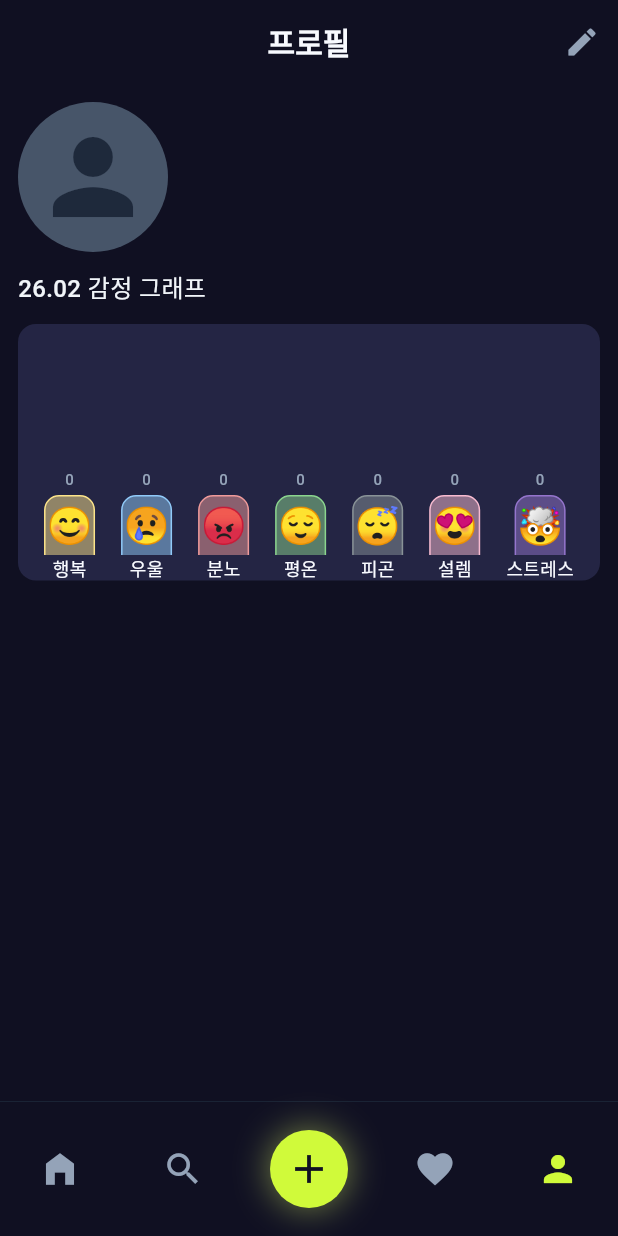
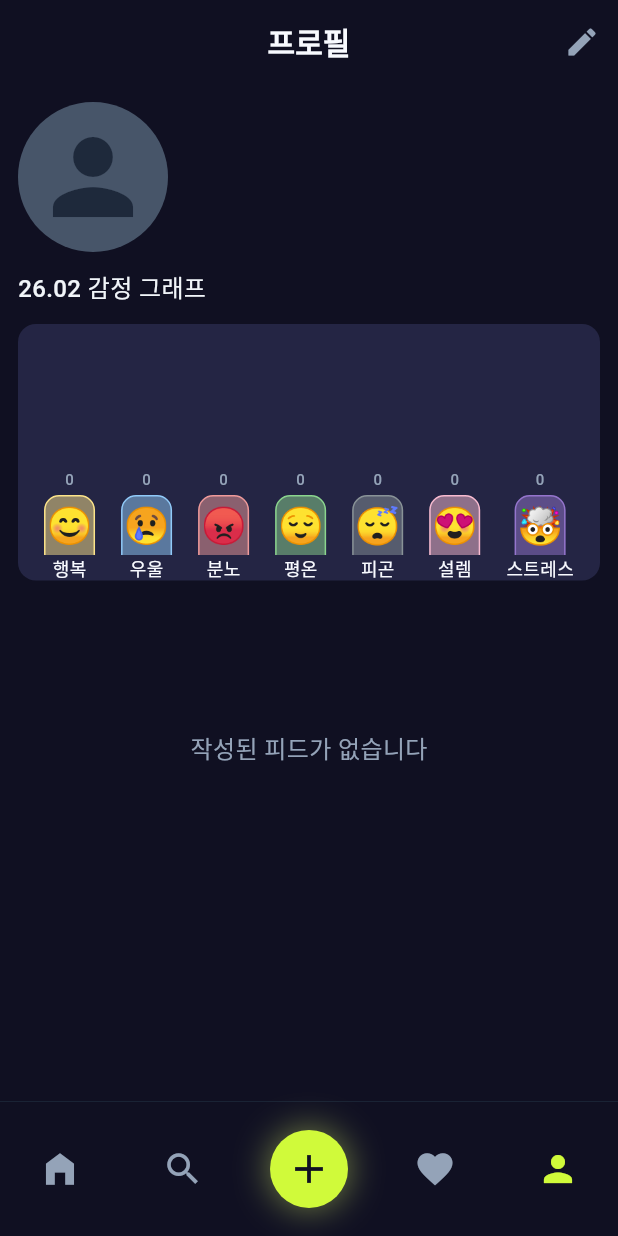
Before and after one commit to Moodic-02-06/Moodic, a Flutter app: the screen it shows once a user with an empty profile is signed in, item 2 of the bottom bar chosen, after a tap on the "person" icon, on a phone screen of 412 x 824 dp. Run offline on Flutter 3.47's test engine with Material 3 defaults, Android fonts, the light colour scheme and no system bars; our stand-ins replace cloud_firestore, firebase_auth, firebase_core, firebase_storage, flutter_riverpod, go_router and 3 more; missing offline and left inert: kakao_flutter_sdk; accounts and stored records are empty; Roboto replaces fonts that are missing (Pretendard).

Commit message:
feat : 그리드뷰 엔티티 추가 및 댓글삭제 구현

```diff
--- a/lib/core/router/router.dart
+++ b/lib/core/router/router.dart
@@ -6,6 +6,7 @@ import 'package:flutter_moodic/presentation/pages/detail_page/detail_page.dart';
 import 'package:flutter_moodic/presentation/pages/home_page/home_page.dart';
 import 'package:flutter_moodic/presentation/pages/login_page/login_page.dart';
 import 'package:flutter_moodic/presentation/pages/my_page/my_page.dart';
+import 'package:flutter_moodic/presentation/pages/my_page/my_page_viewmodel.dart';
 import 'package:flutter_moodic/presentation/pages/splash_page/splash_page.dart';
 import 'package:flutter_moodic/presentation/pages/temp_profile/temp_profile.dart';
 import 'package:flutter_moodic/presentation/pages/write_page/write_page.dart';
@@ -103,6 +104,12 @@ final routerProvider = Provider<GoRouter>((ref) {
                   if (index > 2) {
                     branchIndex = index - 1;
                   }
+
+                  // 마이페이지(branchIndex 3)로 이동 시 데이터 새로고침
+                  if (branchIndex == 3) {
+                    ref.invalidate(myPageViewModelProvider);
+                  }
+
                   navigationShell.goBranch(branchIndex);
                 }
               },
--- a/lib/data/data_source/fire_store_post_data_source.dart
+++ b/lib/data/data_source/fire_store_post_data_source.dart
@@ -11,9 +11,15 @@ class FirestorePostDataSource {
   Future<List<PostDto>> fetchFeeds({
     int limit = 20,
     String? currentUserId,
+    String? authorId,
   }) async {
-    final feedQuery = await _firestore
-        .collection('feeds')
+    Query query = _firestore.collection('feeds');
+
+    if (authorId != null) {
+      query = query.where('userId', isEqualTo: authorId);
+    }
+
+    final feedQuery = await query
         .orderBy('createdAt', descending: true)
         .limit(limit)
         .get();
@@ -34,7 +40,7 @@ class FirestorePostDataSource {
     return feedQuery.docs
         .map(
           (doc) => PostDto.fromJson(
-            doc.data(),
+            doc.data() as Map<String, dynamic>,
             doc.id,
             isLikedByMe: likedFeedIdSet.contains(doc.id),
           ),
@@ -180,4 +186,17 @@ class FirestorePostDataSource {
   Future<void> deletePost(String postId) async {
     await _firestore.collection('feeds').doc(postId).delete();
   }
+
+  /// 댓글 삭제
+  Future<void> deleteComment(String postId, String commentId) async {
+    await _firestore.runTransaction((transaction) async {
+      final commentRef = _firestore.collection('comments').doc(commentId);
+      final feedDocRef = _firestore.collection('feeds').doc(postId);
+
+      transaction.delete(commentRef);
+      transaction.update(feedDocRef, {
+        'commentCount': FieldValue.increment(-1),
+      });
+    });
+  }
 }
--- a/lib/data/repository/post_repository_impl.dart
+++ b/lib/data/repository/post_repository_impl.dart
@@ -15,10 +15,15 @@ class PostRepositoryImpl implements PostRepository {
 
   /// 피드 최신 20개 가져오기
   @override
-  Future<List<Post>> fetchFeeds({int limit = 20, String? userId}) async {
+  Future<List<Post>> fetchFeeds({
+    int limit = 20,
+    String? userId,
+    String? authorId,
+  }) async {
     final dtos = await dataSource.fetchFeeds(
       limit: limit,
       currentUserId: userId,
+      authorId: authorId,
     );
     return dtos.map((dto) => dto.toEntity()).toList();
   }
@@ -141,4 +146,10 @@ class PostRepositoryImpl implements PostRepository {
   Future<void> deletePost(String postId) async {
     return dataSource.deletePost(postId);
   }
+
+  /// 댓글 삭제
+  @override
+  Future<void> deleteComment(String postId, String commentId) async {
+    return dataSource.deleteComment(postId, commentId);
+  }
 }
--- a/lib/domain/usecase/fetch_feeds_usecase.dart
+++ b/lib/domain/usecase/fetch_feeds_usecase.dart
@@ -6,7 +6,15 @@ class FetchFeedsUseCase {
 
   FetchFeedsUseCase(this.repository);
 
-  Future<List<Post>> call({int limit = 20, String? userId}) async {
-    return await repository.fetchFeeds(limit: limit, userId: userId);
+  Future<List<Post>> call({
+    int limit = 20,
+    String? userId,
+    String? authorId,
+  }) async {
+    return await repository.fetchFeeds(
+      limit: limit,
+      userId: userId,
+      authorId: authorId,
+    );
   }
 }
--- a/lib/presentation/pages/my_page/my_page.dart
+++ b/lib/presentation/pages/my_page/my_page.dart
@@ -1,11 +1,10 @@
-import 'dart:io';
-
 import 'package:flutter/material.dart';
 import 'package:flutter_moodic/core/theme/app_color.dart';
 import 'package:flutter_moodic/core/theme/fonts.dart';
 import 'package:flutter_moodic/presentation/pages/my_page/widgets/emotion_graph.dart';
 import 'package:flutter_moodic/presentation/pages/my_page/my_page_viewmodel.dart';
 import 'package:flutter_moodic/presentation/pages/my_page/widgets/grid_view.dart';
+import 'package:flutter_moodic/presentation/pages/my_page/widgets/entity_grid_view.dart';
 import 'package:flutter_moodic/presentation/pages/my_page_edit/my_page_edit.dart';
 import 'package:flutter_riverpod/flutter_riverpod.dart';
 
@@ -104,7 +103,14 @@ class MyPage extends ConsumerWidget {
                 SizedBox(height: 12),
                 EmotionGraph(),
                 SizedBox(height: 12),
-                MyPageGridView(),
+                // 디버깅용 로그
+                Builder(
+                  builder: (context) {
+                    print("MyPage build: feeds.length = ${data.feeds.length}");
+                    return SizedBox.shrink();
+                  },
+                ),
+                (data.feeds.isNotEmpty) ? MyPageGridView() : EntityGridView(),
               ],
             ),
           ),
--- a/lib/presentation/pages/my_page/my_page_viewmodel.dart
+++ b/lib/presentation/pages/my_page/my_page_viewmodel.dart
@@ -61,22 +61,12 @@ class MyPageViewModel extends AsyncNotifier<MyPageState> {
     final userState = ref.watch(userProvider);
     final repository = ref.read(postRepositoryProvider);
     final fetchFeedsUseCase = FetchFeedsUseCase(repository);
+    try {
       var fetchedFeeds = await fetchFeedsUseCase.call(
         limit: 50,
         userId: userState.value?.uid,
+        authorId: userState.value?.uid,
       );
-
-    // 기존의 낙관적 상태가 있다면 유지하고 싶을 수 있지만,
-    // userProvider가 갱신되면 build가 다시 호출되므로
-    // 최신 userState 값을 우선으로 하되, 업로드 중이 아닐 때만 덮어쓰도록 로직을 구성할 수도 있음.
-    // 하지만 여기서는 심플하게 userState를 따르도록 하고,
-    // saveProfile에서 state를 갱신할 때 userProvider 갱신으로 인한 리빌드를 고려해야 함.
-    // userProvider Stream이 갱신되면 build가 다시 호출되어 state가 초기화될 수 있음.
-    // 다만 AsyncNotifier의 state는 build 결과로 덮어씌워짐.
-
-    // 업로드 중(isUploading=true)일 때는 기존 상태를 유지하는 것이 좋을 수 있으나,
-    // build는 userProvider가 변경될 때마다 호출됨.
-    // 업로드가 완료되어 userProvider가 갱신되면 isUploading을 false로 풀어줘야 함.
 
       return MyPageState(
         nickname: userState.value?.nickname ?? "닉네임을 알수없음",
@@ -84,6 +74,11 @@ class MyPageViewModel extends AsyncNotifier<MyPageState> {
         profileimage: userState.value?.profileImage,
         feeds: fetchedFeeds,
       );
+    } catch (e, stack) {
+      print("MyPageViewModel build error: $e");
+      print(stack);
+      rethrow;
+    }
   }
 
   /// 프로필 저장 (낙관적 업데이트 적용)
--- /dev/null
+++ b/lib/presentation/pages/my_page/widgets/entity_grid_view.dart
@@ -0,0 +1,77 @@
+import 'package:flutter/material.dart';
+import 'package:flutter_riverpod/flutter_riverpod.dart';
+import 'package:flutter_moodic/presentation/pages/my_page/my_page_viewmodel.dart';
+import 'package:flutter_moodic/presentation/widgets/mood_badge.dart';
+import 'package:flutter_moodic/core/theme/app_color.dart';
+import 'package:flutter_moodic/core/theme/fonts.dart';
+
+class EntityGridView extends ConsumerWidget {
+  const EntityGridView({super.key});
+
+  @override
+  Widget build(BuildContext context, WidgetRef ref) {
+    final myPageState = ref.watch(myPageViewModelProvider);
+    final myState = myPageState.value;
+
+    if (myState == null) {
+      return const SizedBox.shrink();
+    }
+
+    if (myState.feeds.isEmpty) {
+      return SizedBox(
+        height: 200, // 적절한 높이 설정 (또는 부모에 맞게)
+        child: Center(
+          child: Text(
+            "작성된 피드가 없습니다",
+            style: AppTextStyles.bodyPrimary16w500.copyWith(
+              color: AppColors.gray500,
+            ),
+          ),
+        ),
+      );
+    }
+
+    return GridView.builder(
+      shrinkWrap: true,
+      physics: const NeverScrollableScrollPhysics(),
+      gridDelegate: const SliverGridDelegateWithFixedCrossAxisCount(
+        crossAxisSpacing: 6,
+        mainAxisSpacing: 6,
+        crossAxisCount: 3,
+      ),
+      itemCount: myState.feeds.length,
+      itemBuilder: (context, index) {
+        final feed = myState.feeds[index];
+        final String? artworkUrl = feed.music.artwork;
+        final String? mood = feed.mood;
+
+        return Container(
+          decoration: BoxDecoration(
+            image: (artworkUrl != null && artworkUrl.isNotEmpty)
+                ? DecorationImage(
+                    image: NetworkImage(artworkUrl),
+                    fit: BoxFit.cover,
+                  )
+                : null,
+            borderRadius: BorderRadius.circular(6),
+            color: Colors.grey,
+          ),
+          child: Stack(
+            children: [
+              if (artworkUrl == null) const Icon(Icons.abc),
+              Padding(
+                padding: const EdgeInsets.all(8.0),
+                child: Align(
+                  alignment: Alignment.topLeft,
+                  child: (mood != null && mood.isNotEmpty)
+                      ? MoodBadge(moodLabel: mood.toString())
+                      : null,
+                ),
+              ),
+            ],
+          ),
+        );
+      },
+    );
+  }
+}
```
Also changed, not shown: lib/core/utils/dialog_util.dart (+10 -4 lines), lib/data/mock/mock_post_repository.dart (+8 -1 lines), lib/domain/repository/post_repository.dart (+8 -1 lines), lib/presentation/pages/detail_page/detail_page.dart (+44 -1 lines), lib/presentation/pages/detail_page/detail_view_model.dart (+39 -0 lines), lib/presentation/pages/my_page/widgets/grid_view.dart (+13 -3 lines). Lines whose indentation alone changed are shown as unchanged.
